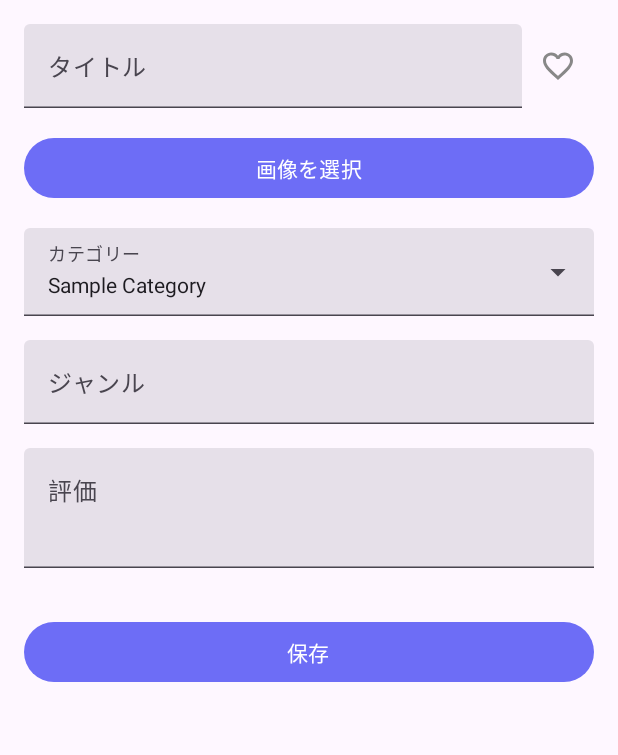
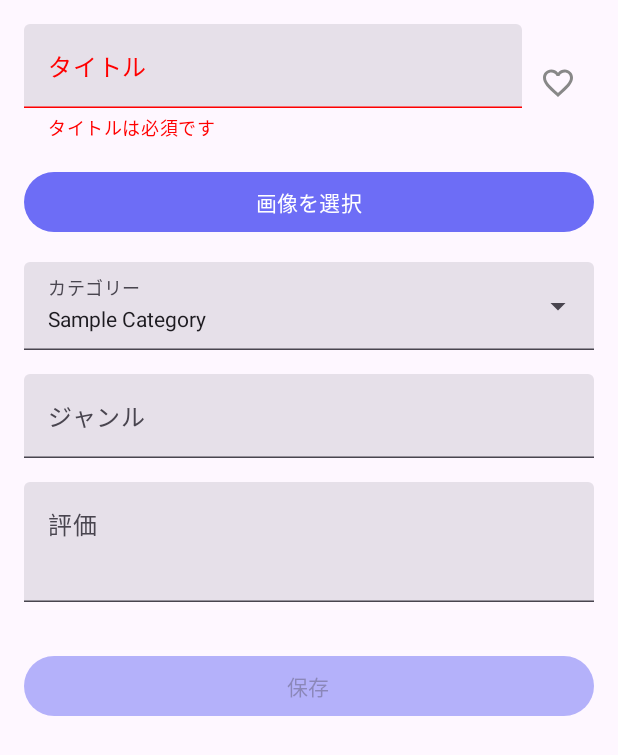
Before and after one commit to TakanaKonbu/MyReview, an Android app built with Jetpack Compose: the @Preview function AddReviewScreenPreview, on a phone screen of 412 x 824 dp. Shown: the top 755 px of the screen. Run offline under Robolectric (Android 15) with nearby library versions, the phone set to English and light mode, and no system bars; our stand-ins replace Room's generated code; pictures from the network do not load.

Commit message:
レビュータイトル入力必須へ

```diff
--- a/app/build.gradle.kts
+++ b/app/build.gradle.kts
@@ -12,7 +12,7 @@ android {
         applicationId = "com.takanakonbu.myreview"
         minSdk = 28
         targetSdk = 34
-        versionCode = 8
+        versionCode = 9
         versionName = "1.0"
 
         testInstrumentationRunner = "androidx.test.runner.AndroidJUnitRunner"
--- a/app/src/main/java/com/takanakonbu/myreview/review/AddReviewScreen.kt
+++ b/app/src/main/java/com/takanakonbu/myreview/review/AddReviewScreen.kt
@@ -30,6 +30,7 @@ import androidx.compose.material3.SliderDefaults
 import androidx.compose.material3.Text
 import androidx.compose.material3.TextField
 import androidx.compose.material3.ExperimentalMaterial3Api
+import androidx.compose.material3.TextFieldDefaults
 import androidx.compose.runtime.Composable
 import androidx.compose.runtime.LaunchedEffect
 import androidx.compose.runtime.getValue
@@ -115,7 +116,18 @@ fun AddReviewScreen(
                     onValueChange = { viewModel.setTitle(it) },
                     label = { Text("タイトル") },
                     modifier = Modifier.weight(1f),
-                    singleLine = true
+                    singleLine = true,
+                    isError = title.isEmpty(),
+                    supportingText = {
+                        if (title.isEmpty()) {
+                            Text("タイトルは必須です")
+                        }
+                    },
+                    colors = TextFieldDefaults.colors(
+                        errorIndicatorColor = Color.Red,
+                        errorLabelColor = Color.Red,
+                        errorSupportingTextColor = Color.Red,
+                    )
                 )
                 IconButton(onClick = { viewModel.toggleFavorite() }) {
                     Icon(
@@ -259,12 +271,16 @@ fun AddReviewScreen(
 
             Button(
                 onClick = {
-                    viewModel.saveReview()
-                    onNavigateBack()
+                    if (title.isNotEmpty()) {
+                        viewModel.saveReview()
+                        onNavigateBack()
+                    }
                 },
                 modifier = Modifier.fillMaxWidth(),
+                enabled = title.isNotEmpty(),
                 colors = ButtonDefaults.buttonColors(
-                    containerColor = MainColor.value
+                    containerColor = MainColor.value,
+                    disabledContainerColor = MainColor.value.copy(alpha = 0.5f)
                 )
             ) {
                 Text(if (isEditMode) "更新" else "保存")
```
